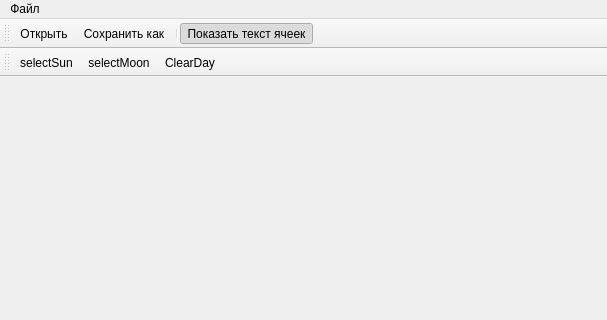
This is mainwindow.ui in gil9red/combustion as Qt 5 draws it before an edit; both pictures show x 0 to 607 and y 0 to 320 of the 607 by 474 pixel window. The edited form follows.
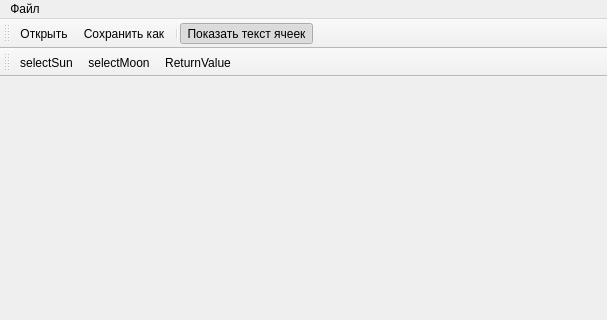
This is the edited form.

Patch:
```diff
--- a/mainwindow.ui
+++ b/mainwindow.ui
@@ -61,7 +61,7 @@
    </attribute>
    <addaction name="actionSelectSun"/>
    <addaction name="actionSelectMoon"/>
-   <addaction name="actionClearDay"/>
+   <addaction name="actionReturnValue"/>
   </widget>
   <action name="actionOpen">
    <property name="text">
@@ -111,9 +111,9 @@
     <string>selectMoon</string>
    </property>
   </action>
-  <action name="actionClearDay">
+  <action name="actionReturnValue">
    <property name="text">
-    <string>ClearDay</string>
+    <string>ReturnValue</string>
    </property>
   </action>
  </widget>
```
